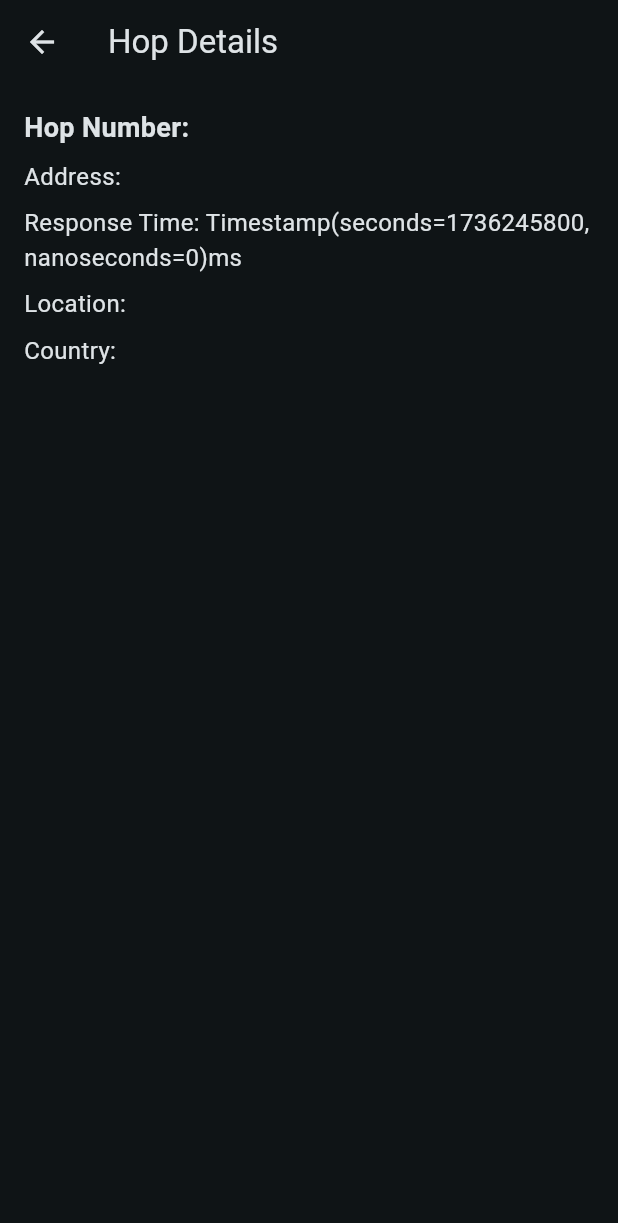
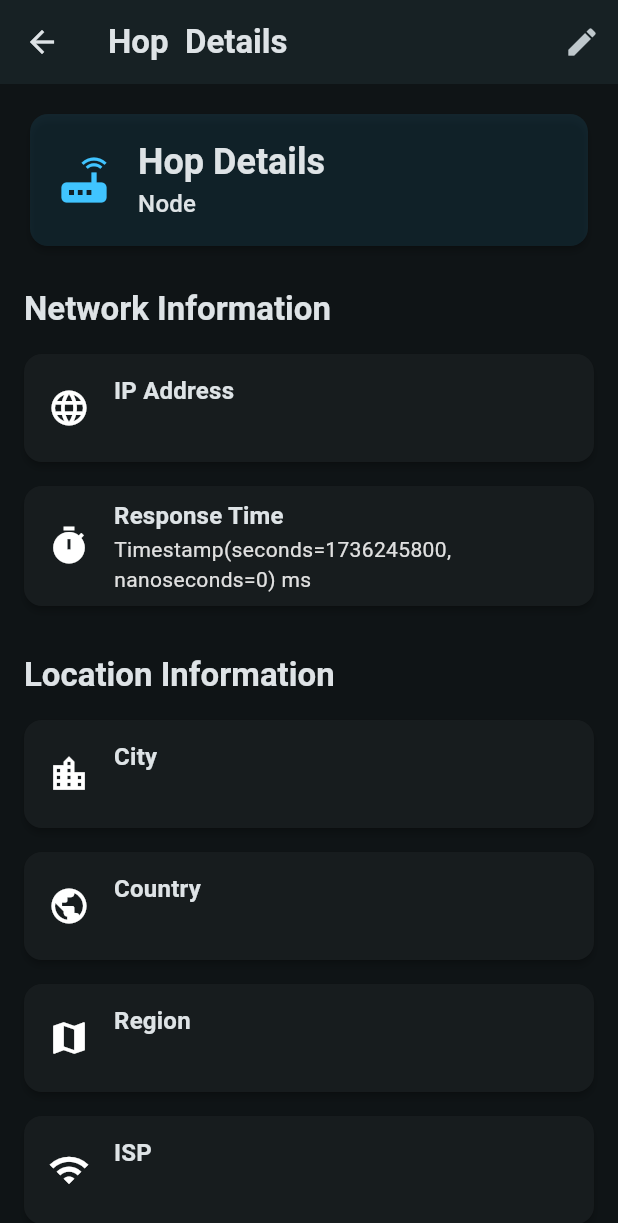
Before and after one commit to bariscanatakli/netscope, a Flutter app: the HopDetailsScreen screen opened directly with empty values, on a phone screen of 412 x 824 dp. Shown: the top 1223 px of the screen. Run offline on Flutter 3.47's test engine with Material 3 defaults, Android fonts, the phone set to English and light mode, and no system bars; our stand-ins replace cached_network_image, cloud_firestore, firebase_auth, firebase_core, firebase_storage, flutter_cache_manager and 4 more; missing offline and left inert: dart_ping; accounts and stored records are empty.

Commit message:
new changes on traceroute app

```diff
--- /dev/null
+++ b/lib/screens/apps/traceroute/map/hop_details_screen.dart
@@ -0,0 +1,181 @@
+import 'package:flutter/material.dart';
+
+class HopDetailsScreen extends StatelessWidget {
+  final Map<String, dynamic> hop;
+
+  const HopDetailsScreen({Key? key, required this.hop}) : super(key: key);
+
+  Widget _buildInfoCard(
+    BuildContext context, {
+    required String title,
+    required String value,
+    required IconData icon,
+  }) {
+    final theme = Theme.of(context);
+    final isDarkMode = theme.brightness == Brightness.dark;
+    final iconColor = isDarkMode ? Colors.white : theme.primaryColor;
+
+    return Card(
+      elevation: 2,
+      margin: const EdgeInsets.symmetric(vertical: 8, horizontal: 0),
+      shape: RoundedRectangleBorder(
+        borderRadius: BorderRadius.circular(12),
+      ),
+      child: ListTile(
+        leading: Icon(
+          icon,
+          size: 28,
+          color: iconColor,
+        ),
+        title: Text(
+          title,
+          style: theme.textTheme.titleMedium?.copyWith(
+            fontWeight: FontWeight.bold,
+          ),
+        ),
+        subtitle: Text(
+          value,
+          style: theme.textTheme.bodyMedium?.copyWith(
+            color: isDarkMode ? Colors.grey[300] : Colors.grey[600],
+          ),
+        ),
+      ),
+    );
+  }
+
+  @override
+  Widget build(BuildContext context) {
+    final theme = Theme.of(context);
+    final isDarkMode = theme.brightness == Brightness.dark;
+    final accentColor =
+        isDarkMode ? Colors.lightBlueAccent : theme.primaryColor;
+
+    return Scaffold(
+      appBar: AppBar(
+        title: Text(
+          'Hop ${hop['hopNumber']} Details',
+          style: const TextStyle(fontWeight: FontWeight.bold),
+        ),
+        elevation: 2,
+        actions: [
+          IconButton(
+            icon: const Icon(Icons.edit),
+            onPressed: () {
+              // Implement edit functionality if needed
+            },
+          ),
+        ],
+      ),
+      body: SingleChildScrollView(
+        child: Padding(
+          padding: const EdgeInsets.all(16.0),
+          child: Column(
+            crossAxisAlignment: CrossAxisAlignment.start,
+            children: [
+              // Header section
+              Card(
+                elevation: 2,
+                shape: RoundedRectangleBorder(
+                  borderRadius: BorderRadius.circular(12),
+                ),
+                color: accentColor.withOpacity(0.1),
+                child: Padding(
+                  padding: const EdgeInsets.all(16),
+                  child: Row(
+                    children: [
+                      Icon(
+                        Icons.router,
+                        size: 40,
+                        color: accentColor,
+                      ),
+                      const SizedBox(width: 16),
+                      Expanded(
+                        child: Column(
+                          crossAxisAlignment: CrossAxisAlignment.start,
+                          children: [
+                            Text(
+                              'Hop Details',
+                              style: theme.textTheme.headlineSmall?.copyWith(
+                                fontWeight: FontWeight.bold,
+                              ),
+                            ),
+                            Text(
+                              'Node ${hop['hopNumber']}',
+                              style: theme.textTheme.titleMedium?.copyWith(
+                                color: theme.textTheme.titleMedium?.color,
+                              ),
+                            ),
+                          ],
+                        ),
+                      ),
+                    ],
+                  ),
+                ),
+              ),
+
+              const SizedBox(height: 24),
+
+              // Network Information
+              Text(
+                'Network Information',
+                style: theme.textTheme.titleLarge?.copyWith(
+                  fontWeight: FontWeight.bold,
+                ),
+              ),
+              const SizedBox(height: 8),
+              _buildInfoCard(
+                context,
+                title: 'IP Address',
+                value: hop['address'] ?? 'Unknown',
+                icon: Icons.language,
+              ),
+              _buildInfoCard(
+                context,
+                title: 'Response Time',
+                value: '${hop['responseTime']} ms',
+                icon: Icons.timer,
+              ),
+
+              const SizedBox(height: 24),
+
+              // Location Information
+              if (hop['geolocation'] != null) ...[
+                Text(
+                  'Location Information',
+                  style: theme.textTheme.titleLarge?.copyWith(
+                    fontWeight: FontWeight.bold,
+                  ),
+                ),
+                const SizedBox(height: 8),
+                _buildInfoCard(
+                  context,
+                  title: 'City',
+                  value: hop['geolocation']['city'] ?? 'Unknown',
+                  icon: Icons.location_city,
+                ),
+                _buildInfoCard(
+                  context,
+                  title: 'Country',
+                  value: hop['geolocation']['country'] ?? 'Unknown',
+                  icon: Icons.public,
+                ),
+                _buildInfoCard(
+                  context,
+                  title: 'Region',
+                  value: hop['geolocation']['region'] ?? 'Unknown',
+                  icon: Icons.map,
+                ),
+                _buildInfoCard(
+                  context,
+                  title: 'ISP',
+                  value: hop['isp'] ?? 'Unknown',
+                  icon: Icons.wifi,
+                ),
+              ],
+            ],
+          ),
+        ),
+      ),
+    );
+  }
+}
--- a/lib/screens/apps/traceroute/map/hops_screen.dart
+++ /dev/null
@@ -1,79 +0,0 @@
-import 'package:flutter/material.dart';
-
-class HopsTab extends StatelessWidget {
-  final List<Map<String, dynamic>> hops;
-
-  const HopsTab({Key? key, required this.hops}) : super(key: key);
-
-  @override
-  Widget build(BuildContext context) {
-    return ListView.builder(
-      itemCount: hops.length,
-      itemBuilder: (context, index) {
-        final hop = hops[index];
-        return ListTile(
-          leading: Text(
-            hop['flag'] ?? '🚩',
-            style: const TextStyle(fontSize: 32),
-          ),
-          title: Text('Hop ${hop['hopNumber']}'),
-          subtitle: Column(
-            crossAxisAlignment: CrossAxisAlignment.start,
-            children: [
-              Text("IP Address: ${hop['address']}"),
-              Text(
-                  "Ping Time: ${hop['pingTime'] != -1 ? '${hop['pingTime']} ms' : 'N/A'}"), // Display pingTime or N/A
-            ],
-          ),
-          trailing: const Icon(Icons.arrow_forward),
-          onTap: () {
-            Navigator.push(
-              context,
-              MaterialPageRoute(
-                builder: (context) => HopDetailsScreen(hop: hop),
-              ),
-            );
-          },
-        );
-      },
-    );
-  }
-}
-
-class HopDetailsScreen extends StatelessWidget {
-  final Map<String, dynamic> hop;
-
-  const HopDetailsScreen({Key? key, required this.hop}) : super(key: key);
-
-  @override
-  Widget build(BuildContext context) {
-    return Scaffold(
-      appBar: AppBar(
-        title: Text('Hop Details'),
-      ),
-      body: Padding(
-        padding: const EdgeInsets.all(16.0),
-        child: Column(
-          crossAxisAlignment: CrossAxisAlignment.start,
-          children: [
-            Text('Hop Number: ${hop['hopNumber']}',
-                style: TextStyle(fontSize: 18, fontWeight: FontWeight.bold)),
-            SizedBox(height: 8),
-            Text('Address: ${hop['address']}', style: TextStyle(fontSize: 16)),
-            SizedBox(height: 8),
-            Text('Response Time: ${hop['responseTime']}ms',
-                style: TextStyle(fontSize: 16)),
-            SizedBox(height: 8),
-            if (hop['geolocation'] != null) ...[
-              Text('Location: ${hop['geolocation']['city'] ?? 'Unknown'}',
-                  style: TextStyle(fontSize: 16)),
-              SizedBox(height: 8),
-              Text('Country: ${hop['geolocation']['country'] ?? 'Unknown'}',
-                  style: TextStyle(fontSize: 16)),
-            ],
-          ],
-        ),
-      ),
-    );
-  }
-}
--- a/pubspec.yaml
+++ b/pubspec.yaml
@@ -33,8 +33,9 @@ dependencies:
   cached_network_image: ^3.3.1
   flutter_cache_manager: ^3.3.1
   flutter_riverpod: ^2.4.9
+  flag: ^6.0.0
+  freezed_annotation: ^2.4.1
 
-  freezed_annotation: ^2.4.1
 
 
 
```
Also changed, not shown: lib/screens/apps/traceroute/map/bottom_navbar.dart (deleted, +0 -35 lines), lib/screens/apps/traceroute/map/hops_tab.dart (+89 -53 lines), lib/screens/apps/traceroute/map/map_screen.dart (+58 -27 lines), lib/screens/apps/traceroute/map/map_tab.dart (+2 -45 lines), lib/screens/apps/traceroute/map/routes_tab.dart (deleted, +0 -79 lines), lib/screens/apps/traceroute/map/traceroute_model.dart (deleted, +0 -45 lines), lib/theme/theme_notifier.dart (+4 -9 lines), background.png (deleted), pubspec.lock.
